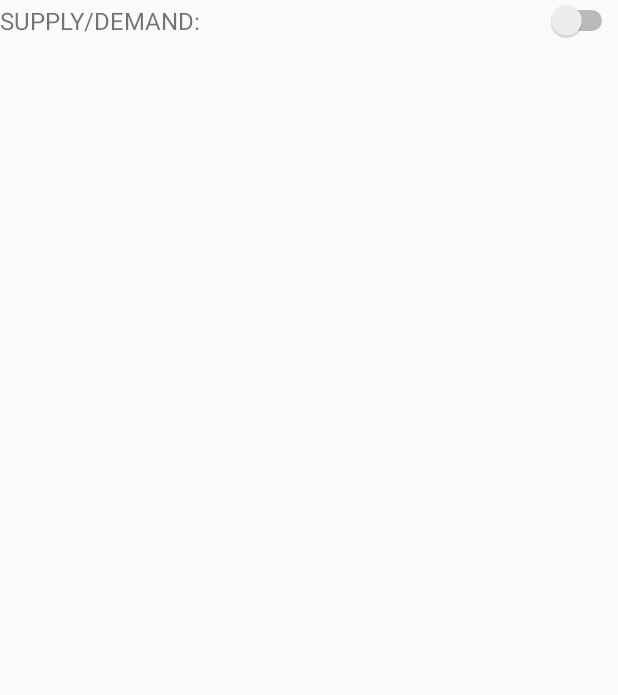
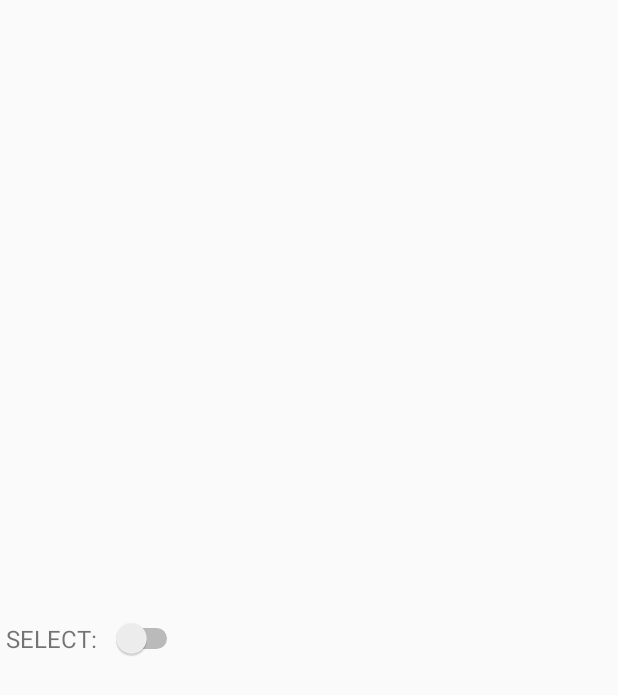
Before and after one commit to Jexter/EDNotes, an Android app: the layout commodity_info_prompt.xml on its own in the app's theme, with its tools: preview values and no code run, on a phone screen of 412 x 824 dp. Shown: the top 695 px of the screen. Run offline under Robolectric (Android 15) with nearby library versions, the phone set to English and light mode, and no system bars.

Commit message:
Worked on com

```diff
--- a/DangerousNotes/app/src/main/res/layout/commodity_info_prompt.xml
+++ b/DangerousNotes/app/src/main/res/layout/commodity_info_prompt.xml
@@ -4,30 +4,47 @@
         android:layout_width="fill_parent"
         android:layout_height="fill_parent"
         android:orientation="vertical"
+        android:padding="@dimen/item_inner_padding"
+
         >
+
+        <TextView
+            android:id="@+id/popup_commodity_name_textview"
+            android:layout_width="wrap_content"
+            android:layout_height="wrap_content"
+            android:text=""
+            style="@style/text_big"
+            android:layout_gravity="center_horizontal"
+            android:gravity="center_horizontal"
+            />
 
     <LinearLayout xmlns:android="http://schemas.android.com/apk/res/android"
         android:id="@+id/availability_container"
         android:layout_width="fill_parent"
         android:layout_height="fill_parent"
         android:orientation="horizontal"
+        android:gravity="left"
+
         >
 
         <TextView
             android:id="@+id/demand_title_textview"
-            android:layout_width="wrap_content"
+            android:layout_width="70dp"
             android:layout_height="wrap_content"
-            android:text="SUPPLY/DEMAND:"
-            style="@style/text_medium" />
+            android:text="SELECT:"
+            style="@style/text_medium"
+            android:layout_gravity="center_vertical"
+            android:gravity="left"
+            />
 
         <Switch
             android:id="@+id/demand_button"
-            android:layout_width="match_parent"
+            android:layout_width="wrap_content"
             android:layout_height="wrap_content"
             android:textOn="SUPPLY"
             android:textOff="DEMAND"
-            style="@style/text_medium"/>
-
+            android:layout_gravity="center_vertical"
+            style="@style/text_small"/>
 
     </LinearLayout>
 
@@ -41,9 +58,11 @@
         >
         <TextView
             android:id="@+id/price_title_textview"
-            android:layout_width="wrap_content"
+            android:layout_width="70dp"
             android:layout_height="wrap_content"
             android:text="PRICE:"
+            android:gravity="left"
+
             style="@style/text_medium"/>
 
         <EditText
```
Also changed, not shown: DangerousNotes/app/src/main/java/android/alex/se/dangerousnotes/adapters/CommoditiesListAdapter.java (+18 -4 lines), 2 other files.
